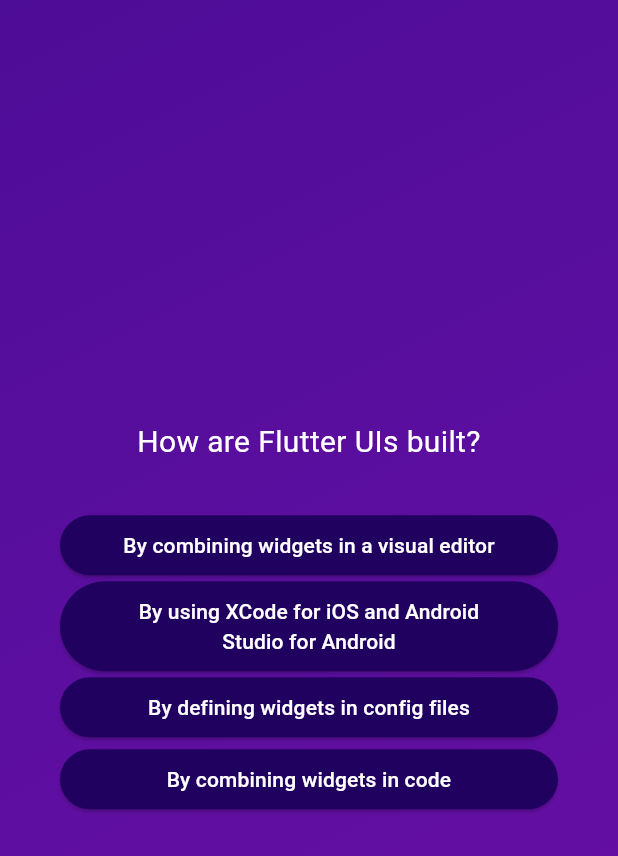
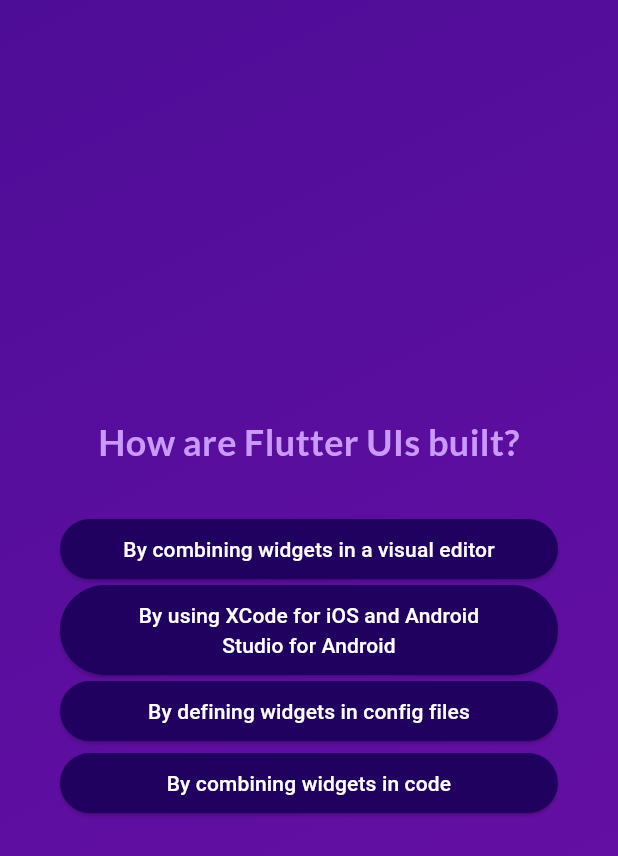
Before and after one commit to AyushBhagat151105/quiz_app, a Flutter app: the screen it shows after launch, after a tap on "Start Quiz", after a tap on "Components", on a phone screen of 412 x 824 dp. Shown: the top 856 px of the screen. Run offline on Flutter 3.47's test engine with Material 3 defaults, Android fonts, the phone set to English and light mode, and no system bars; our stand-ins replace google_fonts.

Commit message:
fix sum errors

```diff
--- a/lib/screen/questions_screen.dart
+++ b/lib/screen/questions_screen.dart
@@ -1,9 +1,15 @@
 import 'package:flutter/material.dart';
+import 'package:google_fonts/google_fonts.dart';
 import 'package:quiz_app/answer_button.dart';
 import 'package:quiz_app/data/qusestions.dart';
 
 class QuestionsScreen extends StatefulWidget {
-  const QuestionsScreen({super.key});
+  const QuestionsScreen({
+    super.key,
+    required this.onSelectAnswer,
+  });
+
+  final void Function(String answer) onSelectAnswer;
 
   @override
   State<QuestionsScreen> createState() => _QuestionsScreenState();
@@ -12,7 +18,8 @@ class QuestionsScreen extends StatefulWidget {
 class _QuestionsScreenState extends State<QuestionsScreen> {
   var currentQuestionIndex = 0;
 
-  void answerQuestion() {
+  void answerQuestion(String selectedAnswer) {
+    widget.onSelectAnswer(selectedAnswer);
     // currentQuestionIndex = currentQuestionIndex + 1;
     setState(() {
       currentQuestionIndex += 1;
@@ -33,9 +40,10 @@ class _QuestionsScreenState extends State<QuestionsScreen> {
           children: [
             Text(
               currentQuestion.text,
-              style: const TextStyle(
-                color: Colors.white,
-                fontSize: 20,
+              style: GoogleFonts.lato(
+                color: const Color.fromARGB(255, 201, 153, 251),
+                fontSize: 24,
+                fontWeight: FontWeight.bold,
               ),
               textAlign: TextAlign.center,
             ),
@@ -43,10 +51,12 @@ class _QuestionsScreenState extends State<QuestionsScreen> {
               height: 30,
             ),
             ...currentQuestion.getShuffledAnswers().map(
-              (item) {
+              (answer) {
                 return AnswerButton(
-                  answerText: item,
-                  onTap: answerQuestion,
+                  answerText: answer,
+                  onTap: () {
+                    answerQuestion(answer);
+                  },
                 );
               },
             ),
--- a/lib/screen/quiz.dart
+++ b/lib/screen/quiz.dart
@@ -6,26 +6,35 @@ class Quiz extends StatefulWidget {
   const Quiz({super.key});
 
   @override
-  State<Quiz> createState() => _QuizState();
+  State<Quiz> createState() {
+    return _QuizState();
+  }
 }
 
 class _QuizState extends State<Quiz> {
-  Widget? activeScreen;
-
-  @override
-  void initState() {
-    activeScreen = Homescreen(switchScreen);
-    super.initState();
-  }
+  final List<String> selectedAnswers = [];
+  var activeScreen = 'start-screen';
 
   void switchScreen() {
     setState(() {
-      activeScreen = const QuestionsScreen();
+      activeScreen = 'questions-screen';
     });
   }
 
+  void chooseAnswer(String answer) {
+    selectedAnswers.add(answer);
+  }
+
   @override
-  Widget build(BuildContext context) {
+  Widget build(context) {
+    Widget screenWidget = Homescreen(switchScreen);
+
+    if (activeScreen == 'questions-screen') {
+      screenWidget = QuestionsScreen(
+        onSelectAnswer: chooseAnswer,
+      );
+    }
+
     return MaterialApp(
       home: Scaffold(
         body: Container(
@@ -39,7 +48,7 @@ class _QuizState extends State<Quiz> {
               end: Alignment.bottomRight,
             ),
           ),
-          child: activeScreen,
+          child: screenWidget,
         ),
       ),
     );
--- a/pubspec.yaml
+++ b/pubspec.yaml
@@ -35,6 +35,7 @@ dependencies:
   # The following adds the Cupertino Icons font to your application.
   # Use with the CupertinoIcons class for iOS style icons.
   cupertino_icons: ^1.0.6
+  google_fonts: ^6.2.1
 
 dev_dependencies:
   flutter_test:
```
Also changed, not shown: pubspec.lock, 1 other file.
